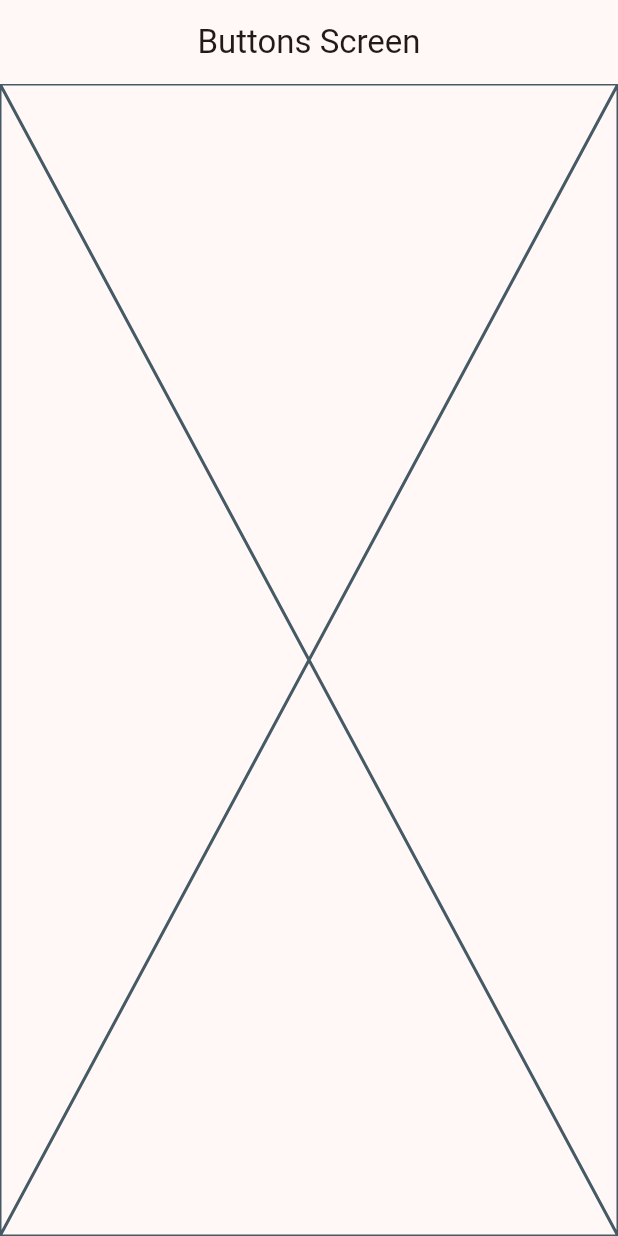
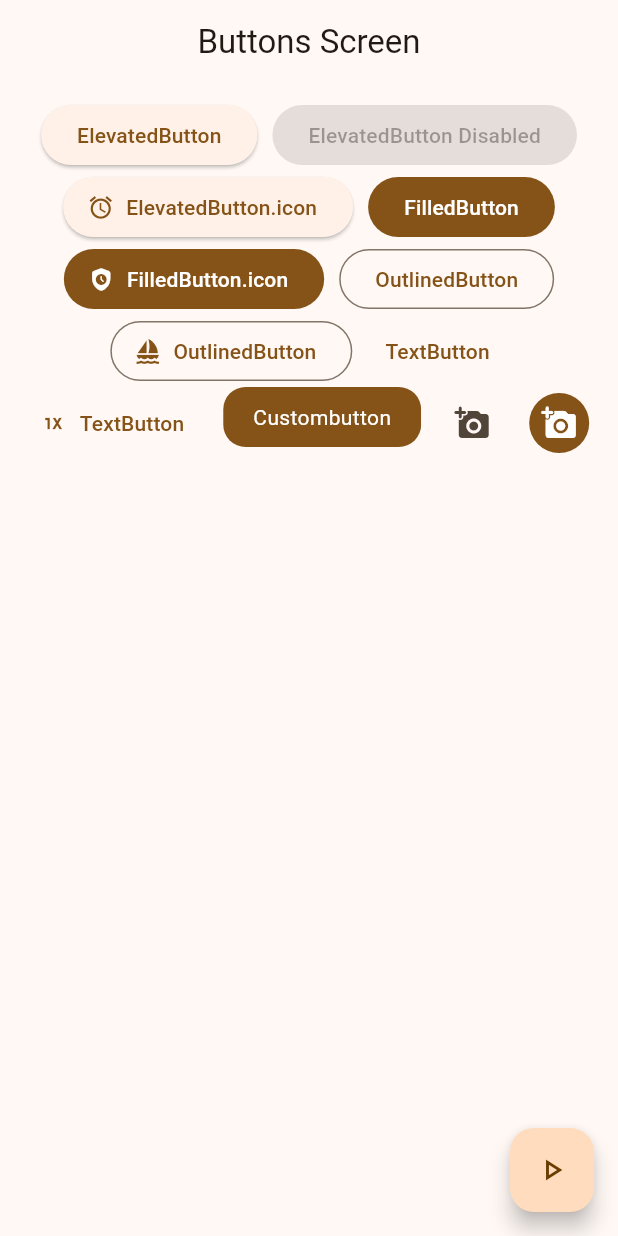
Before and after one commit to grmnfrnndz/flutter-widget, a Flutter app: the ButtonsScreen screen opened by its route, on a phone screen of 412 x 824 dp. Run offline on Flutter 3.47's test engine with Material 2 defaults, Android fonts, the phone set to English and light mode, and no system bars; our stand-ins replace go_router.

Commit message:
buttons add

```diff
--- a/lib/main.dart
+++ b/lib/main.dart
@@ -15,7 +15,7 @@ class MainApp extends StatelessWidget {
     return MaterialApp.router(
       routerConfig: appRouter,
       debugShowCheckedModeBanner: false,
-      theme: AppTheme(selectedColor: 4).getTheme(),
+      theme: AppTheme(selectedColor: 7).getTheme(),
 
     );
   }
--- a/lib/presentation/screens/buttons/buttons_screen.dart
+++ b/lib/presentation/screens/buttons/buttons_screen.dart
@@ -1,4 +1,5 @@
 import 'package:flutter/material.dart';
+import 'package:go_router/go_router.dart';
 
 
 class ButtonsScreen extends StatelessWidget {
@@ -13,7 +14,83 @@ class ButtonsScreen extends StatelessWidget {
       appBar: AppBar(
         title: const Text('Buttons Screen'),
       ),
-      body: const Placeholder()
+      body: _ButtonsView(),
+      floatingActionButton: FloatingActionButton(
+        onPressed: () {
+          context.pop();
+        },
+        child: const Icon(Icons.play_arrow_outlined),
+      ),
     );
   }
 }
+
+class _ButtonsView extends StatelessWidget {
+  @override
+  Widget build(BuildContext context) {
+
+    final colors = Theme.of(context).colorScheme;
+
+    return SizedBox(
+      width: double.infinity,
+      child: Padding(
+        padding: const EdgeInsets.symmetric(horizontal: 10, vertical: 10),
+        child: Wrap(
+          // crossAxisAlignment: WrapCrossAlignment.center,
+          alignment: WrapAlignment.center,
+          spacing: 10,
+          children: [
+            ElevatedButton(onPressed: () {}, child: const Text('ElevatedButton')),
+            const ElevatedButton(onPressed: null, child: Text('ElevatedButton Disabled')),
+            ElevatedButton.icon(onPressed: () {}, icon: const Icon(Icons.access_alarm_outlined), label: const Text('ElevatedButton.icon'),),
+
+            FilledButton(onPressed: () {}, child: const Text('FilledButton')),
+            FilledButton.icon(onPressed: () {}, icon: const Icon(Icons.safety_check_rounded), label: const Text('FilledButton.icon'),),
+
+            OutlinedButton(onPressed: () {}, child: const Text('OutlinedButton')),
+            OutlinedButton.icon(onPressed: () {}, icon: const Icon(Icons.sailing), label: const Text('OutlinedButton')),
+
+            TextButton(onPressed: () {}, child: const Text('TextButton')),
+            TextButton.icon(onPressed: () {}, icon: const Icon(Icons.one_x_mobiledata_outlined), label: const Text('TextButton')),
+
+            Custombutton(),
+
+
+            IconButton(onPressed: (){}, icon: const Icon(Icons.add_a_photo_rounded)),
+            IconButton(onPressed: (){}, icon: const Icon(Icons.add_a_photo_rounded), style: ButtonStyle(
+              backgroundColor: MaterialStatePropertyAll(colors.primary),
+              iconColor: const MaterialStatePropertyAll(Colors.white),
+              ),),
+
+          ],
+        )
+      ),
+    );
+  }
+
+}
+
+
+
+class Custombutton extends StatelessWidget {
+  const Custombutton({super.key});
+
+  @override
+  Widget build(BuildContext context) {
+
+    final colors = Theme.of(context).colorScheme;
+
+    return ClipRRect(
+      borderRadius: BorderRadius.circular(15),
+      child: Material(
+        color: colors.primary,
+        child: InkWell(
+          onTap: () {},
+          child: Padding(
+            padding: EdgeInsets.symmetric(vertical: 10, horizontal: 20),
+            child: Text('Custombutton', style: TextStyle(color: Colors.white))),
+        ),
+      ),
+    );
+  }
+}
```
